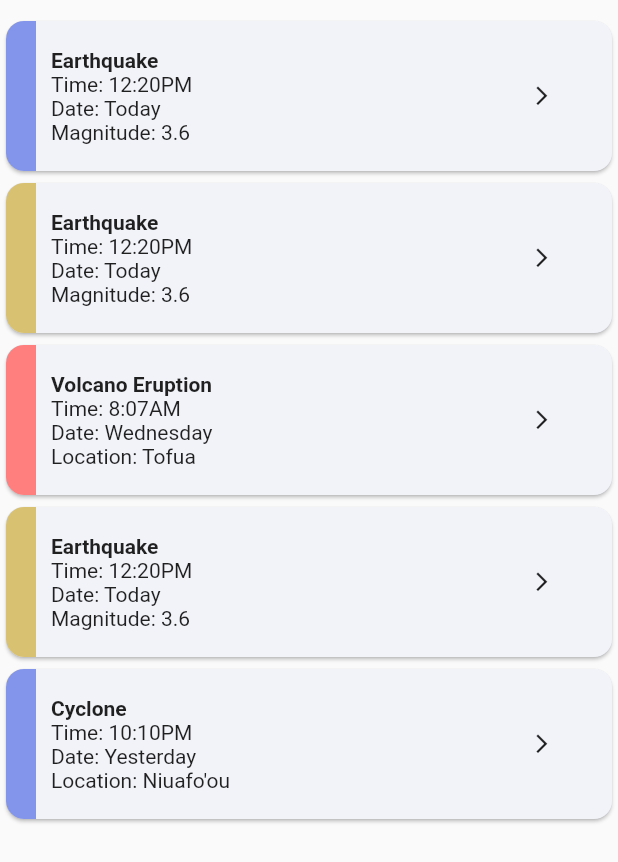
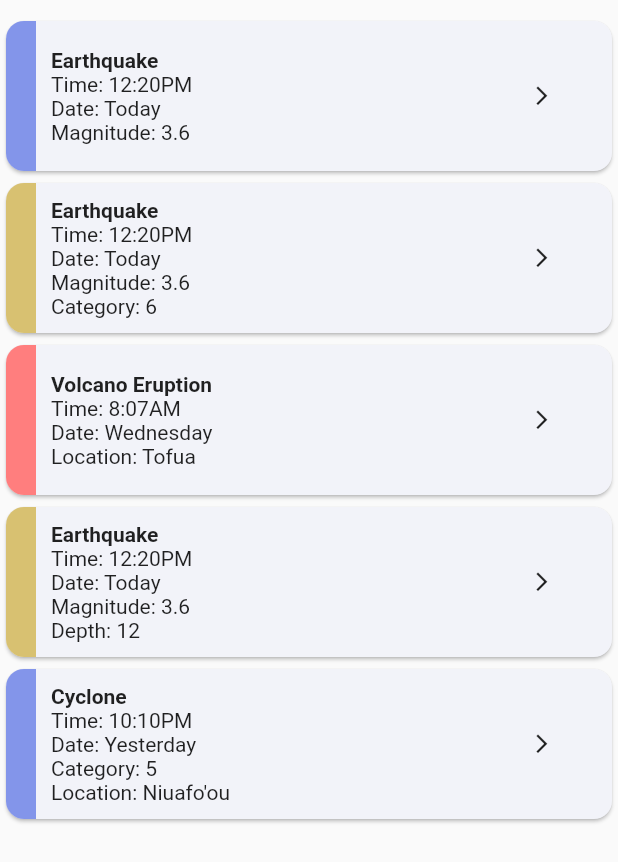
Before and after one commit to SPREP/tms-mobile, a Flutter app: the EventScreen widget shown alone on an empty page, opened directly, on a phone screen of 412 x 824 dp. Shown: the top 862 px of the screen. Run offline on Flutter 3.47's test engine with Material 2 defaults, Android fonts, the phone set to English and light mode, and no system bars; our stand-ins replace flutter_map, google_fonts, latlong2, shared_preferences, smooth_page_indicator and 2 more; missing offline and left inert: dart:ffi, humanitarian_icons, simple_ripple_animation; accounts and stored records are empty; generated files the repository leaves out were written again; network calls fail.

Commit message:
MAC-48: Update code in the event page development.

```diff
--- a/lib/models/event_model.dart
+++ b/lib/models/event_model.dart
@@ -1,12 +1,40 @@
+import 'dart:ffi';
+
 import 'package:flutter/material.dart';
 import 'package:macres/models/settings_model.dart';
 
 class EventModel {
   final int level;
-  final Widget body;
+  Widget? body;
   final EventType type;
+  String? time;
+  String? date;
+  num? category;
+  num? km;
+  num? depth;
+  Bool? tsunami;
+  num? magnitude;
+  String? location;
+  Bool? evacuate;
+  double lat;
+  double lon;
 
-  const EventModel(this.level, this.body, this.type);
+  EventModel({
+    required this.level,
+    this.body,
+    required this.type,
+    this.time,
+    this.date,
+    this.category,
+    this.km,
+    this.depth,
+    this.tsunami,
+    this.magnitude,
+    this.location,
+    this.evacuate,
+    this.lat = 0,
+    this.lon = 0,
+  });
 
   Icon getIcon() {
     switch (level) {
--- a/lib/screens/event_screen.dart
+++ b/lib/screens/event_screen.dart
@@ -18,6 +18,8 @@ class _EventScreen extends State<EventScreen> {
       'date': 'Today',
       'magnitude': 3.6,
       'level': 1,
+      'lat': 0.0,
+      'lon': 0.0,
     },
     {
       'type': EventType.earthquake,
@@ -25,6 +27,9 @@ class _EventScreen extends State<EventScreen> {
       'date': 'Today',
       'magnitude': 3.6,
       'level': 2,
+      'category': 6,
+      'lat': -21.178989,
+      'lon': -177.198242,
     },
     {
       'type': EventType.volcano,
@@ -32,6 +37,8 @@ class _EventScreen extends State<EventScreen> {
       'date': 'Wednesday',
       'location': 'Tofua',
       'level': 3,
+      'lat': -21.178989,
+      'lon': -177.198242,
     },
     {
       'type': EventType.earthquake,
@@ -39,6 +46,9 @@ class _EventScreen extends State<EventScreen> {
       'date': 'Today',
       'magnitude': 3.6,
       'level': 2,
+      'depth': 12,
+      'lat': 0.0,
+      'lon': 0.0,
     },
     {
       'type': EventType.cyclone,
@@ -46,6 +56,9 @@ class _EventScreen extends State<EventScreen> {
       'date': 'Yesterday',
       'location': "Niuafo'ou",
       'level': 1,
+      'category': 5,
+      'lat': -21.178989,
+      'lon': -177.198242,
     },
   ];
 
@@ -59,29 +72,17 @@ class _EventScreen extends State<EventScreen> {
             for (var item in poolEvents)
               EventWidget(
                 event: EventModel(
-                  item['level'],
-                  Column(
-                    crossAxisAlignment: CrossAxisAlignment.start,
-                    children: [
-                      Text(
-                        eventTypeLabel[item['type']].toString(),
-                        style: const TextStyle(fontWeight: FontWeight.bold),
-                      ),
-                      if (item.containsKey('time'))
-                        Text("Time: ${item['time']}"),
-                      if (item.containsKey('date'))
-                        Text("Date: ${item['date'].toString()}"),
-                      if (item.containsKey('magnitude'))
-                        Text("Magnitude: ${item['magnitude'].toString()}"),
-                      if (item.containsKey('category'))
-                        Text("Category: ${item['category'].toString()}"),
-                      if (item.containsKey('location'))
-                        Text("Location: ${item['location'].toString()}"),
-                      if (item.containsKey('evacuation'))
-                        Text("Evacuation: ${item['evacuation'].toString()}"),
-                    ],
-                  ),
-                  item['type'],
+                  level: item['level'],
+                  type: item['type'],
+                  date: item['date'],
+                  time: item['time'],
+                  location: item['location'],
+                  category: item['category'],
+                  evacuate: item['evacuation'],
+                  magnitude: item['magnitude'],
+                  depth: item['depth'],
+                  lat: item['lat'],
+                  lon: item['lon'],
                 ),
               ),
           ],
--- a/lib/screens/onboarding/onboarding_first_screen.dart
+++ b/lib/screens/onboarding/onboarding_first_screen.dart
@@ -28,7 +28,6 @@ class _OnboardingFirstScreen extends State<OnboardingFirstScreen> {
     Size size = MediaQuery.of(context).size;
 
     return Scaffold(
-      extendBodyBehindAppBar: true,
       body: Column(
         children: [
           Image.asset(
--- a/lib/screens/onboarding/onboarding_second_screen.dart
+++ b/lib/screens/onboarding/onboarding_second_screen.dart
@@ -16,7 +16,6 @@ class _OnboardingSecondScreen extends State<OnboardingSecondScreen> {
     Size size = MediaQuery.of(context).size;
 
     return Scaffold(
-      extendBodyBehindAppBar: true,
       body: Column(
         children: [
           Image.asset(
--- a/lib/widgets/event_widget.dart
+++ b/lib/widgets/event_widget.dart
@@ -1,5 +1,6 @@
 import 'package:flutter/material.dart';
 import 'package:macres/models/event_model.dart';
+import 'package:macres/models/settings_model.dart';
 import 'package:macres/screens/event_details_screen.dart';
 
 class EventWidget extends StatelessWidget {
@@ -26,7 +27,31 @@ class EventWidget extends StatelessWidget {
                 Container(
                   padding: const EdgeInsets.all(10),
                   width: mWidth,
-                  child: event.body,
+                  child: Column(
+                    crossAxisAlignment: CrossAxisAlignment.start,
+                    children: [
+                      Text(
+                        eventTypeLabel[event.type].toString(),
+                        style: const TextStyle(fontWeight: FontWeight.bold),
+                      ),
+                      if (event.time != null)
+                        Text("Time: ${event.time.toString()}"),
+                      if (event.date != null)
+                        Text("Date: ${event.date.toString()}"),
+                      if (event.magnitude != null)
+                        Text("Magnitude: ${event.magnitude.toString()}"),
+                      if (event.category != null)
+                        Text("Category: ${event.category.toString()}"),
+                      if (event.location != null)
+                        Text("Location: ${event.location.toString()}"),
+                      if (event.evacuate != null)
+                        Text("Evacuation: ${event.evacuate}"),
+                      if (event.km != null)
+                        Text("Kilometer: ${event.km.toString()}"),
+                      if (event.depth != null)
+                        Text("Depth: ${event.depth.toString()}"),
+                    ],
+                  ),
                 ),
                 const Icon(
                   Icons.arrow_forward_ios,
@@ -38,8 +63,8 @@ class EventWidget extends StatelessWidget {
           onTap: () {
             Navigator.of(context).push(
               MaterialPageRoute(
-                  builder: (context) =>
-                      EventDetailsScreen(eventType: event.type)),
+                builder: (context) => EventDetailsScreen(eventModel: event),
+              ),
             );
           },
         ),
--- a/lib/widgets/onboarding/onboarding_page.dart
+++ b/lib/widgets/onboarding/onboarding_page.dart
@@ -65,6 +65,10 @@ class _OnboardingPageState extends State<OnboardingPage> {
   @override
   Widget build(BuildContext context) {
     return Scaffold(
+      extendBodyBehindAppBar: true,
+      appBar: AppBar(
+        backgroundColor: Colors.black.withOpacity(0.25),
+      ),
       body: Container(
         padding: const EdgeInsets.only(bottom: 80),
         child: PageView(
```
Also changed, not shown: lib/screens/event_details_screen.dart (+92 -8 lines), lib/screens/tabs_screen.dart (+31 -22 lines), lib/screens/weather_forcast/weather_forcast_screen.dart (+16 -13 lines).
